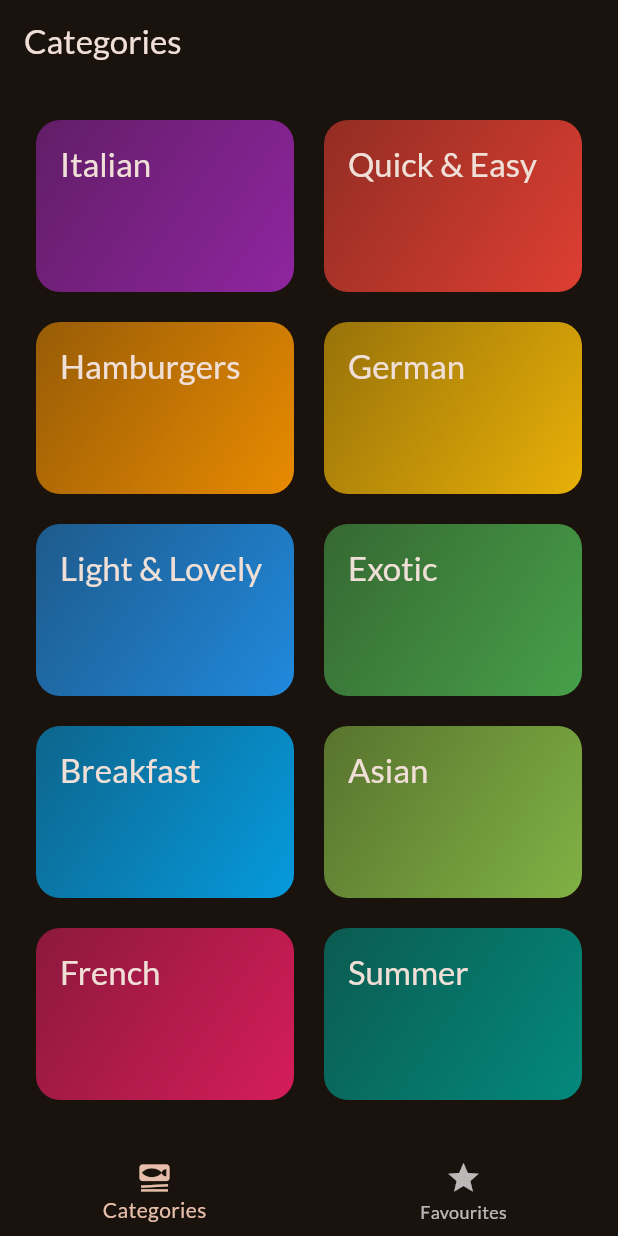
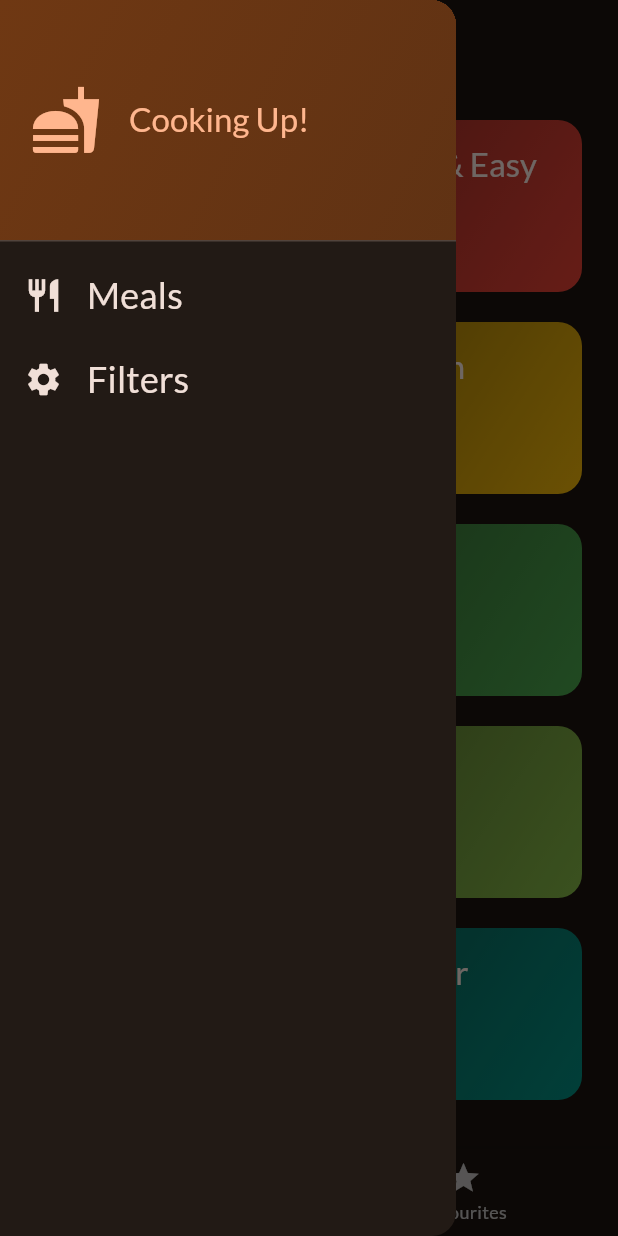
Before and after one commit to Mingzhao91/flutter-delicious-meal, a Flutter app: the screen it shows after launch, with the side drawer open (before the commit the screen has no drawer), on a phone screen of 412 x 824 dp. Run offline on Flutter 3.47's test engine with Material 2 defaults, Android fonts, the phone set to English and light mode, and no system bars; our stand-ins replace google_fonts, transparent_image.

Commit message:
filter page navigation

```diff
--- a/lib/screens/tabs.dart
+++ b/lib/screens/tabs.dart
@@ -2,6 +2,8 @@
 
 import '../screens/categories.dart';
 import '../screens/meals.dart';
+import '../screens/filters.dart';
+import '../widgets/main_drawer.dart';
 import '../models/meal.dart';
 
 class TabsScreen extends StatefulWidget {
@@ -45,6 +47,18 @@
     });
   }
 
+  void _setScreen(String identifier) {
+    Navigator.of(context).pop();
+
+    if (identifier == 'filters') {
+      Navigator.of(context).push(
+        MaterialPageRoute(
+          builder: (ctx) => const FiltersScreen(),
+        ),
+      );
+    }
+  }
+
   @override
   Widget build(BuildContext context) {
     Widget activePage = CategoriesScreen(
@@ -64,6 +78,9 @@
       appBar: AppBar(
         title: Text(activePageTitle),
       ),
+      drawer: MainDrawer(
+        onSelectScreen: _setScreen,
+      ),
       body: activePage,
       bottomNavigationBar: BottomNavigationBar(
         currentIndex: _selectedPageindex,
--- /dev/null
+++ b/lib/widgets/main_drawer.dart
@@ -0,0 +1,81 @@
+import 'package:flutter/material.dart';
+
+class MainDrawer extends StatelessWidget {
+  final void Function(String identifier) onSelectScreen;
+
+  const MainDrawer({
+    super.key,
+    required this.onSelectScreen,
+  });
+
+  @override
+  Widget build(BuildContext context) {
+    return Drawer(
+        child: Column(
+      children: [
+        DrawerHeader(
+          padding: const EdgeInsets.all(20),
+          decoration: BoxDecoration(
+              gradient: LinearGradient(
+            colors: [
+              Theme.of(context).colorScheme.primaryContainer,
+              Theme.of(context).colorScheme.primaryContainer.withOpacity(0.8),
+            ],
+            begin: Alignment.topLeft,
+            end: Alignment.bottomRight,
+          )),
+          child: Row(
+            children: [
+              Icon(
+                Icons.fastfood,
+                size: 48,
+                color: Theme.of(context).colorScheme.primary,
+              ),
+              const SizedBox(width: 18),
+              Text(
+                'Cooking Up!',
+                style: Theme.of(context).textTheme.titleLarge!.copyWith(
+                      color: Theme.of(context).colorScheme.primary,
+                    ),
+              ),
+            ],
+          ),
+        ),
+        ListTile(
+          leading: Icon(
+            Icons.restaurant,
+            size: 26,
+            color: Theme.of(context).colorScheme.onBackground,
+          ),
+          title: Text(
+            'Meals',
+            style: Theme.of(context).textTheme.titleSmall!.copyWith(
+                  color: Theme.of(context).colorScheme.onBackground,
+                  fontSize: 24,
+                ),
+          ),
+          onTap: () {
+            onSelectScreen('meals');
+          },
+        ),
+        ListTile(
+          leading: Icon(
+            Icons.settings,
+            size: 26,
+            color: Theme.of(context).colorScheme.onBackground,
+          ),
+          title: Text(
+            'Filters',
+            style: Theme.of(context).textTheme.titleSmall!.copyWith(
+                  color: Theme.of(context).colorScheme.onBackground,
+                  fontSize: 24,
+                ),
+          ),
+          onTap: () {
+            onSelectScreen('filters');
+          },
+        ),
+      ],
+    ));
+  }
+}
```
Also changed, not shown: lib/screens/filters.dart (added, +65 -0 lines).
